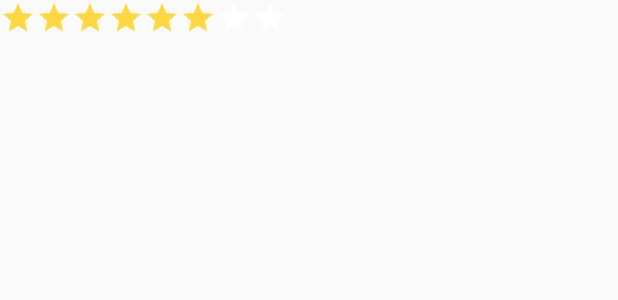
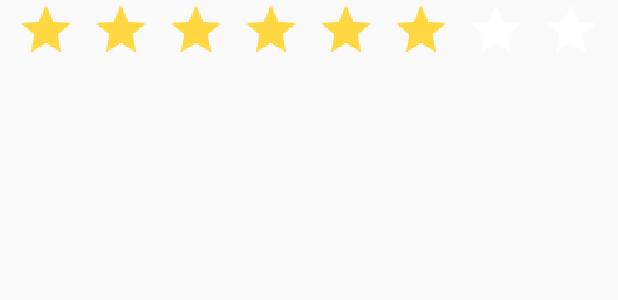
Before and after one commit to robin12210325/ImageRatingView, an Android app: the layout activity_main.xml on its own in the app's theme, with its tools: preview values and no code run, on a phone screen of 412 x 824 dp. Shown: the top 300 px of the screen. Run offline under Robolectric (Android 15) with nearby library versions, the phone set to English and light mode, and no system bars.

Commit message:
fix a bug

```diff
--- a/app/src/main/java/com/hard/imageratingview/ImageRatingView.java
+++ b/app/src/main/java/com/hard/imageratingview/ImageRatingView.java
@@ -8,6 +8,7 @@ import android.graphics.Canvas;
 import android.graphics.Rect;
 import android.util.AttributeSet;
 import android.util.TypedValue;
+import android.view.MotionEvent;
 import android.view.View;
 
 /**
@@ -100,7 +101,12 @@ public class ImageRatingView extends View {
         mSpanSize = a.getDimensionPixelSize(R.styleable.ImageRatingView_spanSize, (int) TypedValue.applyDimension(TypedValue.COMPLEX_UNIT_DIP,
                         DEFAULT_SPAN_SIZE, getResources().getDisplayMetrics()));
         mRating = a.getFloat(R.styleable.ImageRatingView_rating, DEFAULT_RATING);
+        mBitmapDstWidth = a.getDimensionPixelSize(R.styleable.ImageRatingView_bitmapWidth, (int) TypedValue.applyDimension(TypedValue.COMPLEX_UNIT_DIP,
+              0, getResources().getDisplayMetrics()));
+        mBitmapDstHeight = a.getDimensionPixelSize(R.styleable.ImageRatingView_bitmapHeight, (int) TypedValue.applyDimension(TypedValue.COMPLEX_UNIT_DIP,
+               0, getResources().getDisplayMetrics()));
         a.recycle();
+
     }
 
 
@@ -117,8 +123,10 @@ public class ImageRatingView extends View {
             mBitmapDstWidth =(mViewWidth-mSpanSize*(mMaxCount-1))/ mMaxCount;
         } else {
             //如果是wrap_content则等于bitmap数量*图片宽度+间隔宽度*（bitmap数量-1）
-            mViewWidth = mMaxCount * mFront.getWidth()+mSpanSize*(mMaxCount-1);
-            mBitmapDstWidth = mFront.getWidth();
+            if(mBitmapDstWidth==0){
+                mBitmapDstWidth=mFront.getWidth();
+            }
+            mViewWidth = mMaxCount * mBitmapDstWidth+mSpanSize*(mMaxCount-1);
         }
 
         specMode =MeasureSpec.getMode(heightMeasureSpec);
@@ -126,8 +134,10 @@ public class ImageRatingView extends View {
             mViewHeight=MeasureSpec.getSize(heightMeasureSpec);
             mBitmapDstHeight=mViewHeight>mFront.getHeight()?mFront.getHeight():mViewHeight;
         }else{
-            mViewHeight= mFront.getHeight();
-            mBitmapDstHeight = mFront.getHeight();
+            if(mBitmapDstHeight==0){
+                mBitmapDstHeight=mFront.getHeight();
+            }
+            mViewHeight= mBitmapDstHeight;
         }
         setMeasuredDimension(mViewWidth, mViewHeight);
     }
@@ -144,7 +154,19 @@ public class ImageRatingView extends View {
         }
     }
 
+    @Override
+    public boolean onTouchEvent(MotionEvent event) {
+        if(!mTouchable)
+            return false;
+        if(event.getAction()==MotionEvent.ACTION_MOVE){
 
+        }else if(event.getAction()==MotionEvent.ACTION_DOWN){
+
+        }else if(event.getAction()==MotionEvent.ACTION_UP) {
+
+        }
+        return true;
+    }
 
     /**
      * 画出已打分的部分,(除了最后一个)
--- a/app/src/main/res/values/attrs.xml
+++ b/app/src/main/res/values/attrs.xml
@@ -8,6 +8,8 @@
         <attr name="starsBackImage" format="reference"/>
         <attr name="spanSize" format="dimension"/>
         <attr name="rating" format="float"/>
+        <attr name="bitmapWidth" format="dimension"/>
+        <attr name="bitmapHeight" format="dimension"/>
     </declare-styleable>
 
 
--- a/sample/src/main/java/com/hard/sample/MainActivity.java
+++ b/sample/src/main/java/com/hard/sample/MainActivity.java
@@ -1,7 +1,7 @@
 package com.hard.sample;
 
+import android.os.Bundle;
 import android.support.v7.app.AppCompatActivity;
-import android.os.Bundle;
 
 import com.hard.imageratingview.ImageRatingView;
 
@@ -18,5 +18,7 @@ public class MainActivity extends AppCompatActivity {
         imageRatingView= (ImageRatingView) findViewById(R.id.image_rating_view);
 
         imageRatingView.setRating(100);
+
+
     }
 }
--- a/sample/src/main/res/layout/activity_main.xml
+++ b/sample/src/main/res/layout/activity_main.xml
@@ -1,11 +1,17 @@
 <?xml version="1.0" encoding="utf-8"?>
-<RelativeLayout xmlns:android="http://schemas.android.com/apk/res/android"
+<LinearLayout xmlns:android="http://schemas.android.com/apk/res/android"
+    xmlns:app="http://schemas.android.com/apk/res-auto"
     xmlns:tools="http://schemas.android.com/tools" android:id="@+id/activity_main"
     android:layout_width="match_parent" android:layout_height="match_parent"
+    android:orientation="vertical"
     tools:context="com.hard.sample.MainActivity">
 
     <com.hard.imageratingview.ImageRatingView
         android:layout_width="wrap_content"
         android:id="@+id/image_rating_view"
+        android:layout_gravity="center"
+        app:bitmapWidth="40dp"
+        app:bitmapHeight="40dp"
+        app:spanSize="10dp"
         android:layout_height="wrap_content"/>
-</RelativeLayout>
+</LinearLayout>
```
